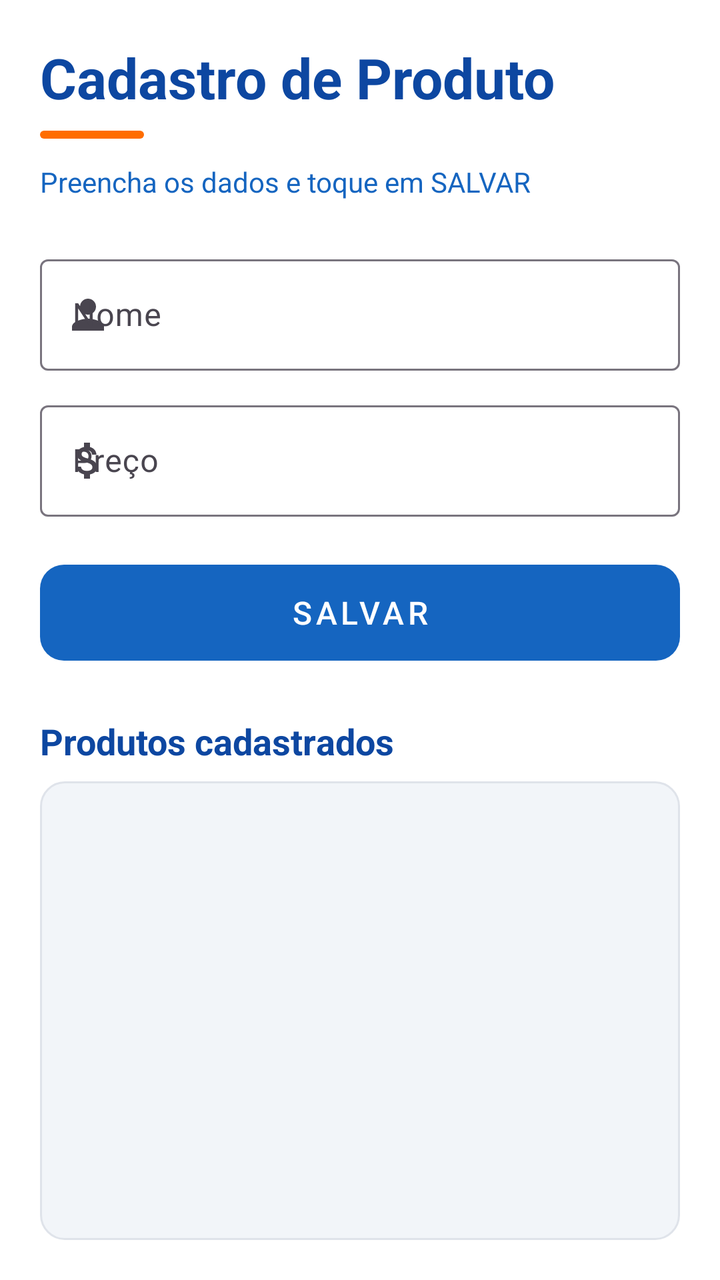
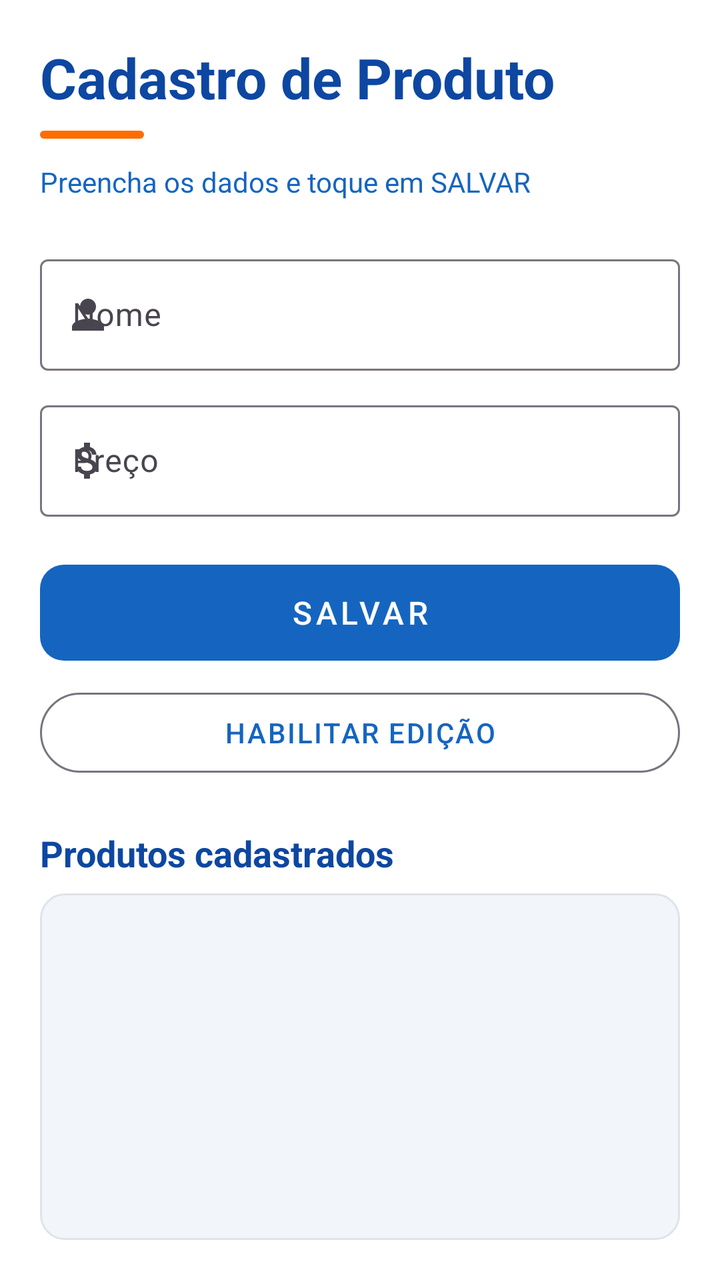

Compare the two renders of this Android layout. The source of the first and the diff that turns it into the second are given below.
<!-- AndroidManifest.xml: application theme Theme.AppProduto -->
<!-- res/layout/activity_main.xml -->
<?xml version="1.0" encoding="utf-8"?>
<LinearLayout xmlns:android="http://schemas.android.com/apk/res/android"
    xmlns:app="http://schemas.android.com/apk/res-auto"
    android:layout_width="match_parent"
    android:layout_height="match_parent"
    android:fitsSystemWindows="true"
    android:orientation="vertical"
    android:padding="20dp">

    <TextView
        android:layout_width="match_parent"
        android:layout_height="wrap_content"
        android:text="@string/titulo_cadastro"
        android:textColor="@color/colorPrimaryDark"
        android:textSize="28sp"
        android:textStyle="bold" />

    <View
        android:layout_width="52dp"
        android:layout_height="4dp"
        android:layout_marginTop="8dp"
        android:background="@drawable/bg_acento" />

    <TextView
        android:layout_width="match_parent"
        android:layout_height="wrap_content"
        android:layout_marginTop="12dp"
        android:layout_marginBottom="24dp"
        android:text="@string/subtitulo_cadastro"
        android:textColor="@color/colorPrimary"
        android:textSize="14sp" />

    <com.google.android.material.textfield.TextInputLayout
        android:id="@+id/layoutNome"
        style="@style/Widget.Material3.TextInputLayout.OutlinedBox"
        android:layout_width="match_parent"
        android:layout_height="wrap_content"
        android:hint="@string/hint_nome"
        app:startIconDrawable="@drawable/ic_nome">

        <com.google.android.material.textfield.TextInputEditText
            android:id="@+id/editNome"
            android:layout_width="match_parent"
            android:layout_height="wrap_content"
            android:importantForAutofill="no"
            android:inputType="textPersonName"
            android:maxLines="1" />
    </com.google.android.material.textfield.TextInputLayout>

    <com.google.android.material.textfield.TextInputLayout
        android:id="@+id/layoutPreco"
        style="@style/Widget.Material3.TextInputLayout.OutlinedBox"
        android:layout_width="match_parent"
        android:layout_height="wrap_content"
        android:layout_marginTop="12dp"
        android:layout_marginBottom="20dp"
        android:hint="@string/hint_preco"
        app:startIconDrawable="@drawable/ic_preco">

        <com.google.android.material.textfield.TextInputEditText
            android:id="@+id/editPreco"
            android:layout_width="match_parent"
            android:layout_height="wrap_content"
            android:importantForAutofill="no"
            android:inputType="numberDecimal"
            android:maxLines="1" />
    </com.google.android.material.textfield.TextInputLayout>

    <com.google.android.material.button.MaterialButton
        android:id="@+id/botaoSalvar"
        android:layout_width="match_parent"
        android:layout_height="56dp"
        android:letterSpacing="0.12"
        android:text="@string/botao_salvar"
        android:textSize="16sp"
        app:cornerRadius="12dp" />

    <TextView
        android:layout_width="match_parent"
        android:layout_height="wrap_content"
        android:layout_marginTop="24dp"
        android:layout_marginBottom="8dp"
        android:text="@string/titulo_lista"
        android:textColor="@color/colorPrimaryDark"
        android:textSize="18sp"
        android:textStyle="bold" />

    <LinearLayout
        android:layout_width="match_parent"
        android:layout_height="0dp"
        android:layout_weight="1"
        android:background="@drawable/bg_lista"
        android:orientation="vertical"
        android:padding="6dp">

        <ListView
            android:id="@+id/listaProdutos"
            android:layout_width="match_parent"
            android:layout_height="match_parent"
            android:background="@android:color/transparent"
            android:cacheColorHint="@android:color/transparent"
            android:divider="@color/cor_divisoria_lista"
            android:dividerHeight="1dp"
            android:paddingHorizontal="8dp"
            android:paddingVertical="6dp" />

        <TextView
            android:id="@+id/textoListaVazia"
            android:layout_width="match_parent"
            android:layout_height="match_parent"
            android:gravity="center"
            android:padding="16dp"
            android:text="@string/texto_lista_vazia"
            android:textColor="@color/colorPrimary"
            android:textSize="14sp" />
    </LinearLayout>

</LinearLayout>
<!-- resources referenced by this layout -->
<resources>
  <color name="colorPrimary">#1565C0</color>
  <color name="colorPrimaryDark">#0D47A1</color>
  <color name="cor_divisoria_lista">#E1E6EE</color>
  <!-- drawable bg_acento (drawable) -->
  <?xml version="1.0" encoding="utf-8"?>
  <shape xmlns:android="http://schemas.android.com/apk/res/android"
      android:shape="rectangle">
  
      <solid android:color="@color/colorSecondary" />
  
      <corners android:radius="2dp" />
  
  </shape>
  <!-- drawable bg_lista (drawable) -->
  <?xml version="1.0" encoding="utf-8"?>
  <shape xmlns:android="http://schemas.android.com/apk/res/android"
      android:shape="rectangle">
  
      <solid android:color="@color/cor_fundo_lista" />
  
      <corners android:radius="12dp" />
  
      <stroke
          android:width="1dp"
          android:color="@color/cor_borda_lista" />
  
  </shape>
  <!-- drawable ic_nome (drawable) -->
  <?xml version="1.0" encoding="utf-8"?>
  <vector xmlns:android="http://schemas.android.com/apk/res/android"
      android:width="24dp"
      android:height="24dp"
      android:viewportWidth="24"
      android:viewportHeight="24"
      android:tint="@color/colorPrimary">
  
      <path
          android:fillColor="#FF000000"
          android:pathData="M12,12c2.21,0 4,-1.79 4,-4s-1.79,-4 -4,-4 -4,1.79 -4,4 1.79,4 4,4zM12,14c-2.67,0 -8,1.34 -8,4v2h16v-2c0,-2.66 -5.33,-4 -8,-4z" />
  
  </vector>
  <!-- drawable ic_preco (drawable) -->
  <?xml version="1.0" encoding="utf-8"?>
  <vector xmlns:android="http://schemas.android.com/apk/res/android"
      android:width="24dp"
      android:height="24dp"
      android:viewportWidth="24"
      android:viewportHeight="24"
      android:tint="@color/colorPrimary">
  
      <path
          android:fillColor="#FF000000"
          android:pathData="M11.8,10.9c-2.27,-0.59 -3,-1.2 -3,-2.15 0,-1.09 1.01,-1.85 2.7,-1.85 1.78,0 2.44,0.85 2.5,2.1h2.21c-0.07,-1.72 -1.12,-3.3 -3.21,-3.81V3h-3v2.16c-1.94,0.42 -3.5,1.68 -3.5,3.61 0,2.31 1.91,3.46 4.7,4.13 2.5,0.6 3,1.48 3,2.41 0,0.69 -0.49,1.79 -2.7,1.79 -2.06,0 -2.87,-0.92 -2.98,-2.1h-2.2c0.12,2.19 1.76,3.42 3.68,3.83V21h3v-2.15c1.95,-0.37 3.5,-1.5 3.5,-3.55 0,-2.84 -2.43,-3.81 -4.7,-4.4z" />
  
  </vector>
  <string name="botao_salvar">SALVAR</string>
  <string name="hint_nome">Nome</string>
  <string name="hint_preco">Preço</string>
  <string name="subtitulo_cadastro">Preencha os dados e toque em SALVAR</string>
  <string name="texto_lista_vazia">Nenhum produto cadastrado ainda.</string>
  <string name="titulo_cadastro">Cadastro de Produto</string>
  <string name="titulo_lista">Produtos cadastrados</string>
  <style name="Theme.AppProduto" parent="Theme.Material3.Light.NoActionBar">
          <item name="colorPrimary">@color/colorPrimary</item>
          <item name="colorOnPrimary">@color/white</item>
          <item name="colorSecondary">@color/colorSecondary</item>
          <item name="colorOnSecondary">@color/white</item>
          <item name="android:statusBarColor">@color/colorPrimaryDark</item>
          <item name="android:windowBackground">@color/cor_fundo_tela</item>
      </style>
  <color name="colorSecondary">#FF6D00</color>
  <color name="cor_fundo_lista">#F2F5F9</color>
  <color name="cor_borda_lista">#DFE3EA</color>
  <color name="white">#FFFFFFFF</color>
  <color name="cor_fundo_tela">#FFFFFF</color>
</resources>

<!-- the commit's change to res/layout/activity_main.xml (unified diff, before → after) -->
@@ -75,6 +75,56 @@
         android:textSize="16sp"
         app:cornerRadius="12dp" />
 
+    <com.google.android.material.button.MaterialButton
+        android:id="@+id/botaoEdicao"
+        style="@style/Widget.Material3.Button.OutlinedButton"
+        android:layout_width="match_parent"
+        android:layout_height="48dp"
+        android:layout_marginTop="8dp"
+        android:letterSpacing="0.06"
+        android:text="@string/botao_habilitar_edicao"
+        android:textSize="14sp" />
+
+    <LinearLayout
+        android:id="@+id/painelEdicao"
+        android:layout_width="match_parent"
+        android:layout_height="wrap_content"
+        android:layout_marginTop="8dp"
+        android:orientation="horizontal"
+        android:visibility="gone">
+
+        <com.google.android.material.button.MaterialButton
+            android:id="@+id/botaoSubir"
+            style="@style/Widget.Material3.Button.OutlinedButton"
+            android:layout_width="0dp"
+            android:layout_height="48dp"
+            android:layout_weight="1"
+            android:text="@string/botao_subir"
+            android:textSize="12sp" />
+
+        <com.google.android.material.button.MaterialButton
+            android:id="@+id/botaoDescer"
+            style="@style/Widget.Material3.Button.OutlinedButton"
+            android:layout_width="0dp"
+            android:layout_height="48dp"
+            android:layout_marginStart="8dp"
+            android:layout_weight="1"
+            android:text="@string/botao_descer"
+            android:textSize="12sp" />
+
+        <com.google.android.material.button.MaterialButton
+            android:id="@+id/botaoExcluir"
+            style="@style/Widget.Material3.Button.OutlinedButton"
+            android:layout_width="0dp"
+            android:layout_height="48dp"
+            android:layout_marginStart="8dp"
+            android:layout_weight="1"
+            android:text="@string/botao_excluir"
+            android:textColor="@color/cor_excluir"
+            android:textSize="12sp"
+            app:strokeColor="@color/cor_excluir" />
+    </LinearLayout>
+
     <TextView
         android:layout_width="match_parent"
         android:layout_height="wrap_content"
<!-- resource entries referenced after the edit -->
@@ -3,6 +3,7 @@
   <color name="colorPrimary">#1565C0</color>
   <color name="colorPrimaryDark">#0D47A1</color>
   <color name="cor_divisoria_lista">#E1E6EE</color>
+  <color name="cor_excluir">#C62828</color>
   <!-- drawable bg_acento (drawable) -->
   <?xml version="1.0" encoding="utf-8"?>
   <shape xmlns:android="http://schemas.android.com/apk/res/android"
@@ -55,7 +56,11 @@
           android:pathData="M11.8,10.9c-2.27,-0.59 -3,-1.2 -3,-2.15 0,-1.09 1.01,-1.85 2.7,-1.85 1.78,0 2.44,0.85 2.5,2.1h2.21c-0.07,-1.72 -1.12,-3.3 -3.21,-3.81V3h-3v2.16c-1.94,0.42 -3.5,1.68 -3.5,3.61 0,2.31 1.91,3.46 4.7,4.13 2.5,0.6 3,1.48 3,2.41 0,0.69 -0.49,1.79 -2.7,1.79 -2.06,0 -2.87,-0.92 -2.98,-2.1h-2.2c0.12,2.19 1.76,3.42 3.68,3.83V21h3v-2.15c1.95,-0.37 3.5,-1.5 3.5,-3.55 0,-2.84 -2.43,-3.81 -4.7,-4.4z" />
   
   </vector>
+  <string name="botao_descer">↓ DESCER</string>
+  <string name="botao_excluir">EXCLUIR</string>
+  <string name="botao_habilitar_edicao">HABILITAR EDIÇÃO</string>
   <string name="botao_salvar">SALVAR</string>
+  <string name="botao_subir">↑ SUBIR</string>
   <string name="hint_nome">Nome</string>
   <string name="hint_preco">Preço</string>
   <string name="subtitulo_cadastro">Preencha os dados e toque em SALVAR</string>
